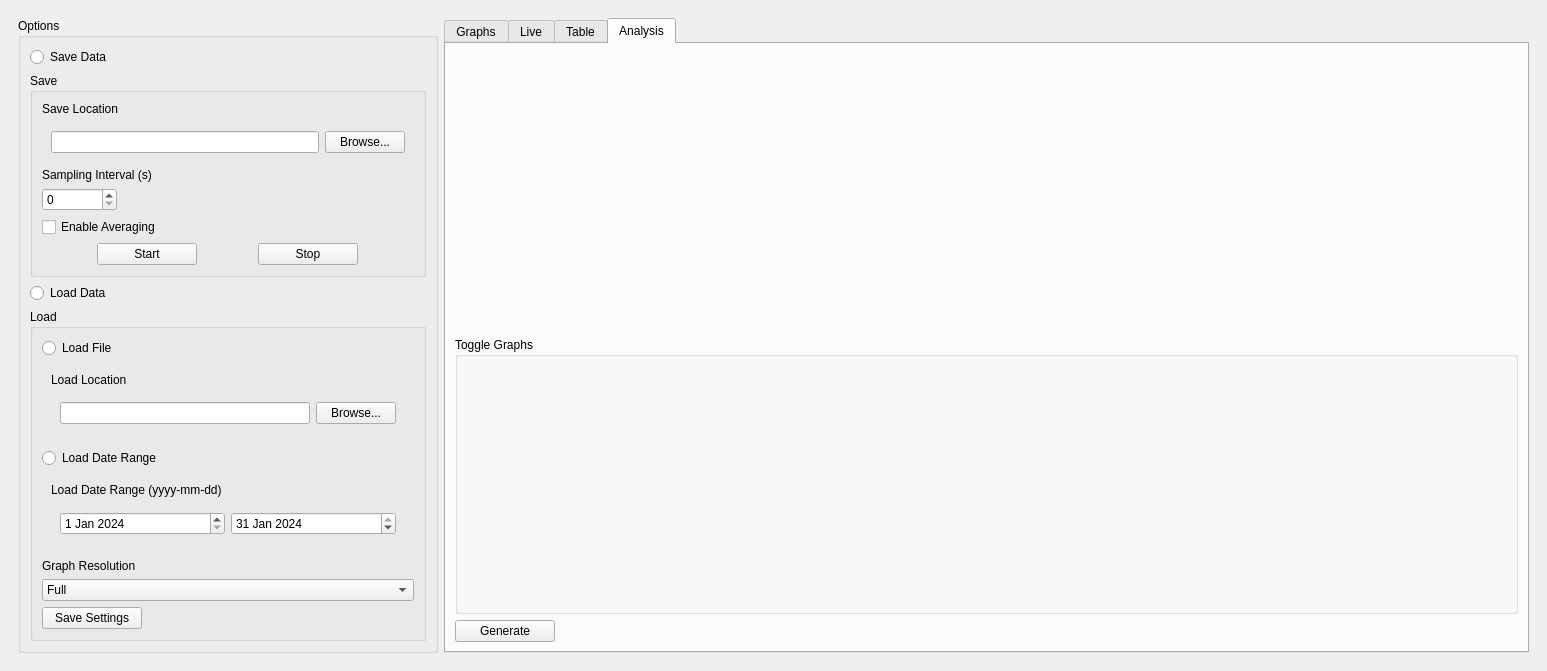
This is mainwindow.ui in brennanleblanc0/QSUM-TempGui as Qt 5 draws it before an edit. The edited form follows.
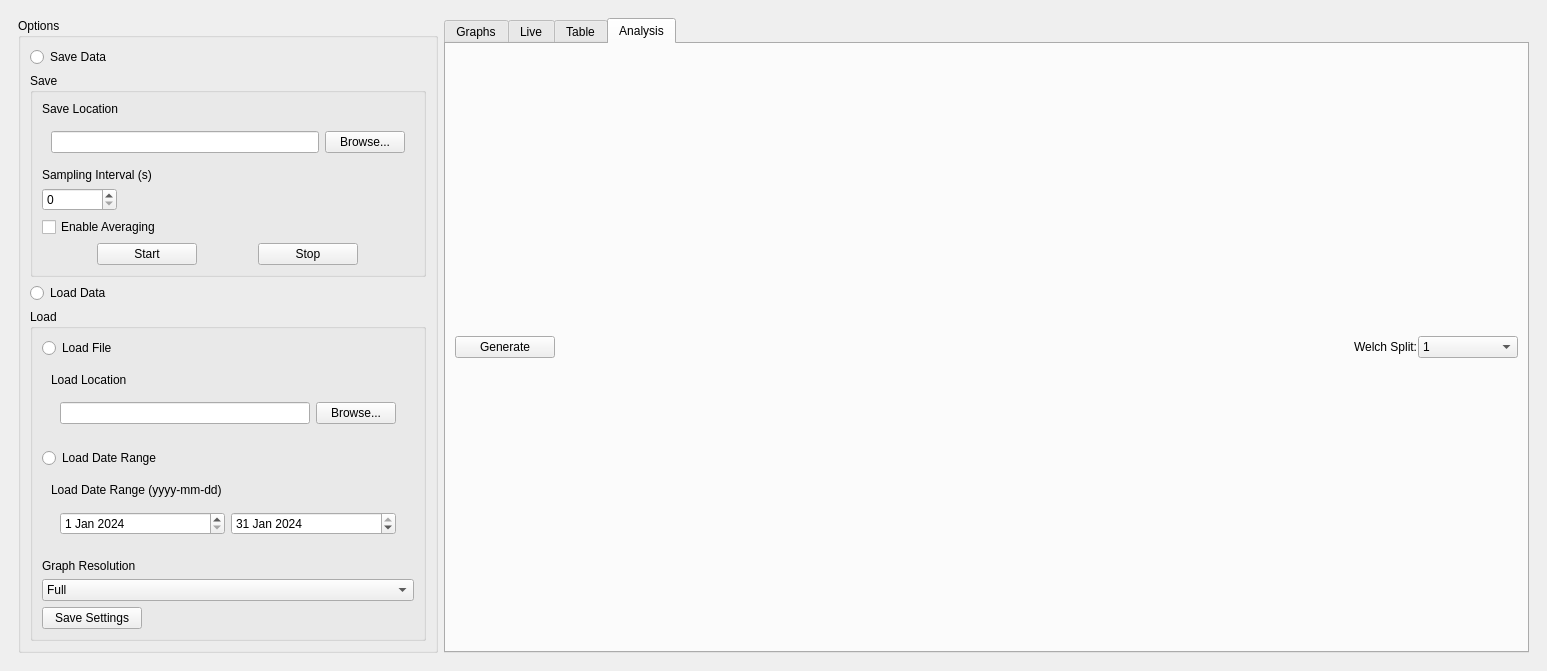
This is the edited form. The open tabs and pages were chosen to show the change. Custom widgets are drawn as their Qt base class.

Commit message: Implement PSD, start custom welch

```diff
--- a/mainwindow.ui
+++ b/mainwindow.ui
@@ -435,23 +435,16 @@
           </attribute>
           <layout class="QVBoxLayout" name="verticalLayout_10">
            <item>
-            <layout class="QVBoxLayout" name="analysisLayout">
-             <item>
-              <widget class="PlotWidget" name="analysisWidget" native="true"/>
-             </item>
-             <item>
-              <widget class="QGroupBox" name="analysisBox">
-               <property name="minimumSize">
-                <size>
-                 <width>0</width>
-                 <height>150</height>
-                </size>
-               </property>
-               <property name="title">
-                <string>Toggle Graphs</string>
-               </property>
-              </widget>
-             </item>
+            <layout class="QVBoxLayout" name="analysisWidget"/>
+           </item>
+           <item>
+            <layout class="QHBoxLayout" name="generateLayout">
+             <property name="spacing">
+              <number>0</number>
+             </property>
+             <property name="rightMargin">
+              <number>0</number>
+             </property>
              <item>
               <widget class="QPushButton" name="analysisButton">
                <property name="maximumSize">
@@ -465,6 +458,54 @@
                </property>
               </widget>
              </item>
+             <item alignment="Qt::AlignRight">
+              <widget class="QLabel" name="welchLabel">
+               <property name="maximumSize">
+                <size>
+                 <width>150</width>
+                 <height>16777215</height>
+                </size>
+               </property>
+               <property name="text">
+                <string>Welch Split:</string>
+               </property>
+              </widget>
+             </item>
+             <item>
+              <widget class="QComboBox" name="welchCombo">
+               <property name="maximumSize">
+                <size>
+                 <width>100</width>
+                 <height>16777215</height>
+                </size>
+               </property>
+               <item>
+                <property name="text">
+                 <string>1</string>
+                </property>
+               </item>
+               <item>
+                <property name="text">
+                 <string>2</string>
+                </property>
+               </item>
+               <item>
+                <property name="text">
+                 <string>4</string>
+                </property>
+               </item>
+               <item>
+                <property name="text">
+                 <string>8</string>
+                </property>
+               </item>
+               <item>
+                <property name="text">
+                 <string>16</string>
+                </property>
+               </item>
+              </widget>
+             </item>
             </layout>
            </item>
           </layout>
```
Left out of the diff: 10 changed lines with no effect on the pictures. The commit also changes 2 other files.
